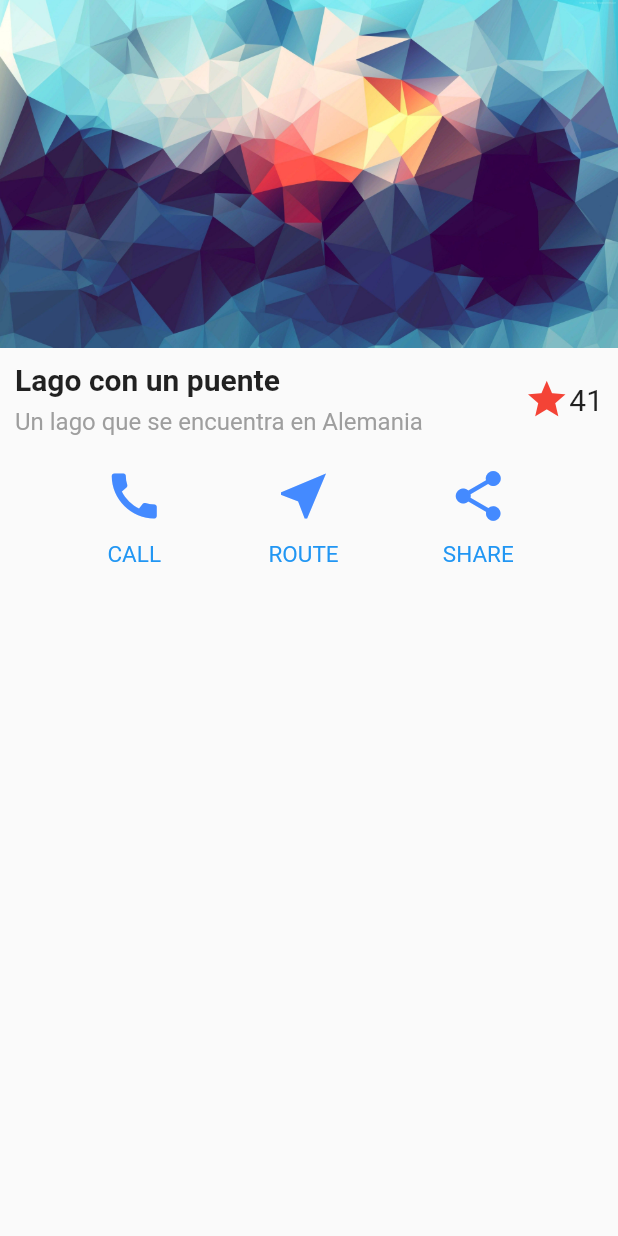
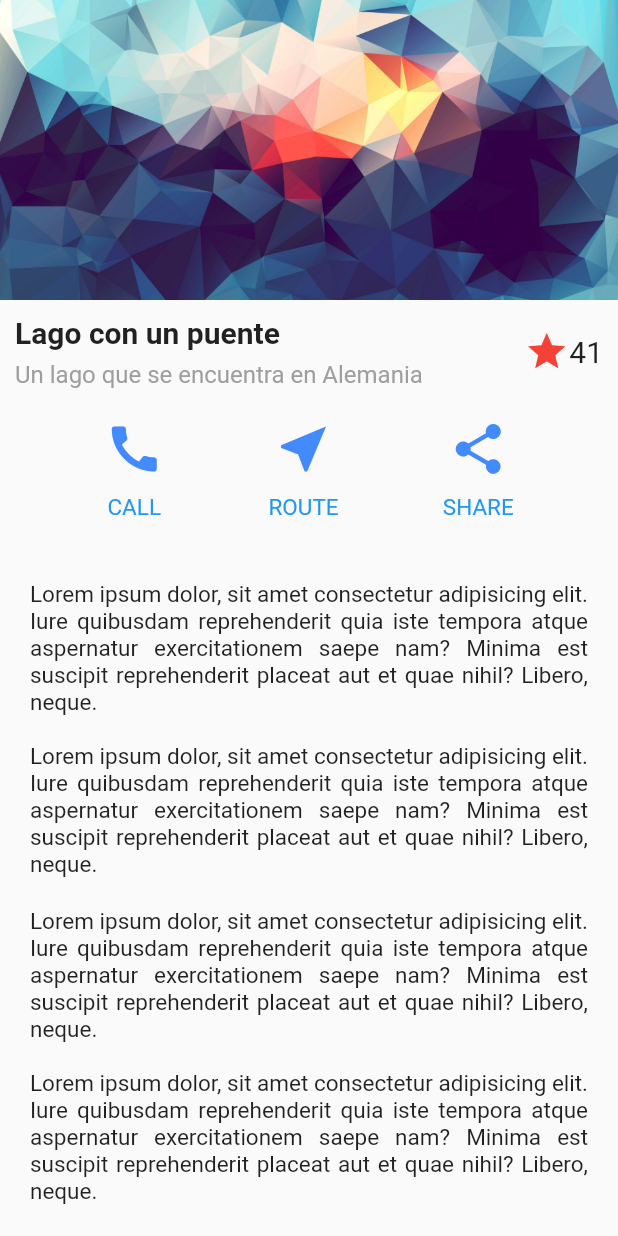
Before and after one commit to e-melara/flutter_desing, a Flutter app: the screen it shows after launch, on a phone screen of 412 x 824 dp. Run offline on Flutter 3.47's test engine with Material 2 defaults, Android fonts, the phone set to English and light mode, and no system bars.

Commit message:
Arreglos a basico page

```diff
--- a/lib/src/page/Basico/basico_page.dart
+++ b/lib/src/page/Basico/basico_page.dart
@@ -8,7 +8,8 @@ class BasicoPage extends StatelessWidget {
 
   @override
   Widget build(BuildContext context) {
-    final textWidget = Container(
+    final textWidget = SafeArea(
+      child: Container(
         padding: EdgeInsets.all(10.0),
         child: Row(
           children: <Widget>[
@@ -29,6 +30,18 @@ class BasicoPage extends StatelessWidget {
             Text('41', style: TextStyle(fontSize: 20.0)),
           ],
         ),
+      ),
+    );
+
+    final textDescription = SafeArea(
+      child: Container(
+        padding: EdgeInsets.symmetric(vertical: 10.0, horizontal: 20.0),
+        child: Text(
+          "Lorem ipsum dolor, sit amet consectetur adipisicing elit. Iure quibusdam reprehenderit quia iste tempora atque aspernatur exercitationem saepe nam? Minima est suscipit reprehenderit placeat aut et quae nihil? Libero, neque.\n\nLorem ipsum dolor, sit amet consectetur adipisicing elit. Iure quibusdam reprehenderit quia iste tempora atque aspernatur exercitationem saepe nam? Minima est suscipit reprehenderit placeat aut et quae nihil? Libero, neque.",
+          textAlign: TextAlign.justify,
+          style: TextStyle(fontSize: 15.0),
+        ),
+      ),
     );
 
     final acciones = Row(
@@ -41,18 +54,30 @@ class BasicoPage extends StatelessWidget {
     );
 
     return Scaffold(
-      body: Column(
+      body: SingleChildScrollView(
+        child: Column(
           children: <Widget>[
-          Image(
+            Container(
+              width: double.infinity,
+              child: Image(
+                height: 200.0,
                 fit: BoxFit.cover,
                 image: AssetImage(
                   'assets/img/image.jpg',
                 ),
               ),
+            ),
             textWidget,
             SizedBox(height: 10.0),
             acciones,
+            SizedBox(height: 30.0),
+            textDescription,
+            textDescription,
+            textDescription,
+            textDescription,
+            textDescription,
           ],
+        ),
       ),
     );
   }
```
Lines whose indentation alone changed are shown as unchanged.
